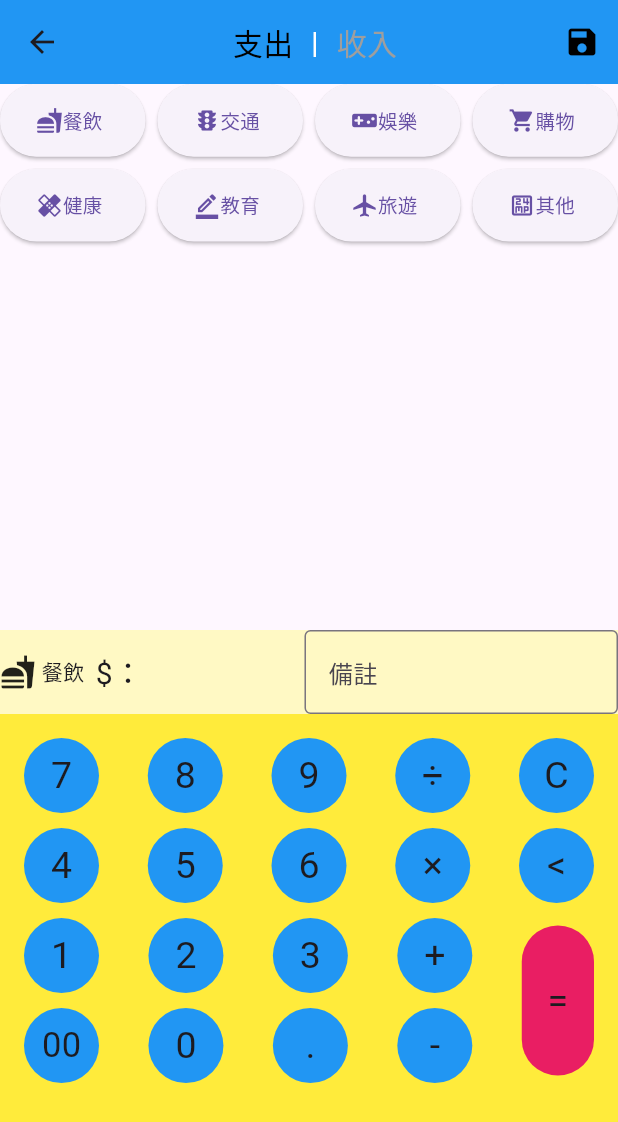
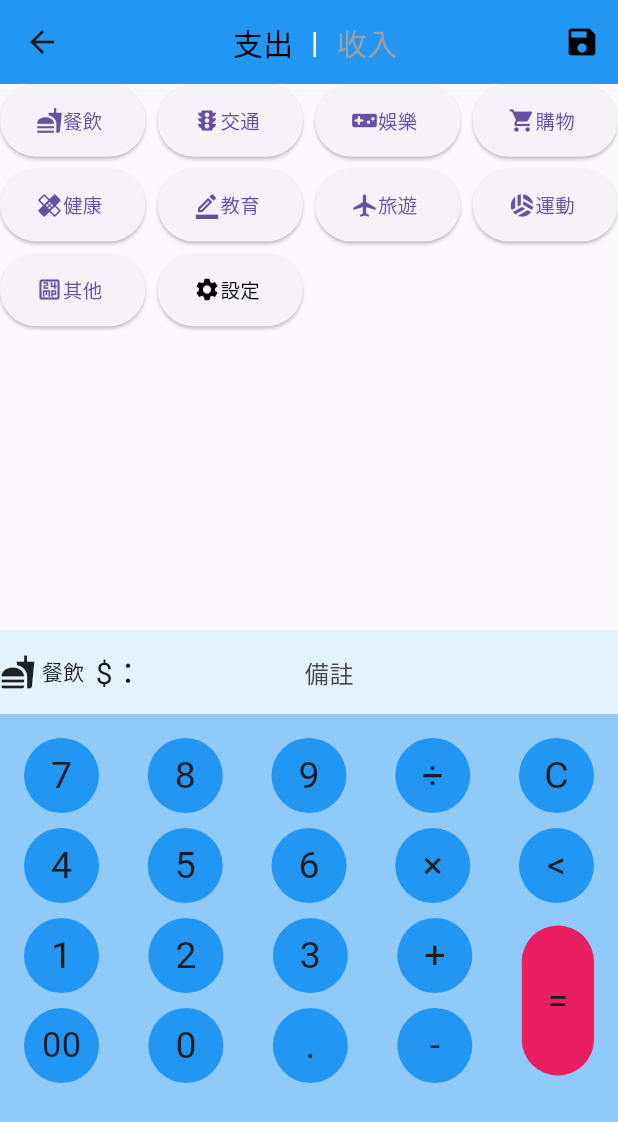
Before and after one commit to ChenYi0725/accounting_app, a Flutter app: the InsertPage screen opened directly with empty values, after a tap on "支出", on a phone screen of 412 x 824 dp. Shown: the top 1122 px of the screen. Run offline on Flutter 3.47's test engine with Material 3 defaults, Android fonts, the phone set to English and light mode, and no system bars; our stand-ins replace math_expressions, sqflite; missing offline and left inert: dart:ffi; accounts and stored records are empty.

Commit message:
change ui color

```diff
--- a/lib/Controller/account_type_controller.dart
+++ b/lib/Controller/account_type_controller.dart
@@ -9,6 +9,7 @@ class AccountTypeController {
     "健康",
     "教育",
     "旅遊",
+    "運動",
     "其他",
   ];
   final List<IconData> expenseIconCategories = [
@@ -19,6 +20,7 @@ class AccountTypeController {
     Icons.healing,
     Icons.border_color_outlined,
     Icons.airplanemode_active,
+    Icons.sports_volleyball,
     Icons.twenty_four_mp_outlined,
   ];
   final List<String> incomeTypeCategories = [
--- a/lib/config.dart
+++ b/lib/config.dart
@@ -1,15 +1,19 @@
+import 'dart:io';
+
 import 'package:flutter/material.dart';
 
 class ColorConfig {
   Color mainColor = Colors.blue;
-  Color? secondColor = Colors.blueAccent[200];
-  Color? listColor = Colors.lightBlueAccent[100];
-  Color? listColor2 = Colors.blue;
+  Color secondColor = Colors.blueAccent.shade200;
+  Color listColor = Colors.lightBlueAccent.shade100;
+  Color listColor2 = Colors.blue;
+  Color calculatorColor1 = Colors.blue.shade50;
+  Color calculatorColor2 = Colors.blue.shade200;
   void changeColor(String chosenColor) {
     if (chosenColor == "blue") {
       mainColor = Colors.blue;
-      secondColor = Colors.blueAccent[200];
-      listColor = Colors.blueAccent[500];
+      secondColor = Colors.blueAccent.shade200;
+      listColor = Colors.lightBlueAccent.shade100;
     }
   }
 }
--- a/lib/model/insert_type_list.dart
+++ b/lib/model/insert_type_list.dart
@@ -1,3 +1,4 @@
+import 'package:accounting_app/pages/type_setting_page.dart';
 import 'package:flutter/material.dart';
 
 import '../Controller/account_type_controller.dart';
@@ -24,8 +25,9 @@ class InsertTypeList extends StatelessWidget {
           mainAxisSpacing: 8,
           childAspectRatio: 2,
         ),
-        itemCount: categories.length,
+        itemCount: categories.length + 1,
         itemBuilder: (context, index) {
+          if (index < categories.length) {
             return ElevatedButton(
               onPressed: () {
                 onTypeSelected(categories[index], iconCategories[index]);
@@ -41,6 +43,28 @@ class InsertTypeList extends StatelessWidget {
                 )
               ]), // 顯示文字
             );
+          } else {
+            return ElevatedButton(
+              onPressed: () {
+                Navigator.push(
+                        context,
+                        MaterialPageRoute(
+                            builder: (context) => const TypeSettingPage()))
+                    .then((result) {});
+              },
+              child: const Row(children: [
+                Icon(
+                  Icons.settings,
+                  color: Colors.black,
+                  size: 18,
+                ),
+                Text(
+                  "設定",
+                  style: TextStyle(fontSize: 13, color: Colors.black),
+                )
+              ]), // 顯示文字
+            );
+          }
         },
       ),
     );
--- a/lib/pages/insert_page.dart
+++ b/lib/pages/insert_page.dart
@@ -1,5 +1,6 @@
 import 'package:accounting_app/Controller/account_type_controller.dart';
 import 'package:accounting_app/Controller/calculator_controller.dart';
+import 'package:accounting_app/config.dart';
 import 'package:accounting_app/model/insert_type_list.dart';
 import 'package:flutter/material.dart';
 import 'package:math_expressions/math_expressions.dart';
@@ -24,7 +25,7 @@ class _InsertPageState extends State<InsertPage> {
   String inputExpression = "";
   FocusNode _noteFocusNode = FocusNode();
   CalculatorController calculatorController = CalculatorController();
-
+  ColorConfig colorConfig = ColorConfig();
   @override
   void initState() {
     super.initState();
@@ -130,7 +131,7 @@ class _InsertPageState extends State<InsertPage> {
     return Scaffold(
       resizeToAvoidBottomInset: false,
       appBar: AppBar(
-        backgroundColor: Colors.blue,
+        backgroundColor: colorConfig.mainColor,
         leading: IconButton(
           icon: Icon(Icons.arrow_back),
           onPressed: () => Navigator.pop(context, "update"),
@@ -141,6 +142,9 @@ class _InsertPageState extends State<InsertPage> {
             TextButton(
               onPressed: () {
                 setState(() {
+                  insertType = accountTypeController.expenseTypeCategories[0];
+                  insertTypeIcon =
+                      accountTypeController.expenseIconCategories[0];
                   transactionType = "支出";
                 });
               },
@@ -155,6 +159,9 @@ class _InsertPageState extends State<InsertPage> {
             TextButton(
               onPressed: () {
                 setState(() {
+                  insertType = accountTypeController.incomeTypeCategories[0];
+                  insertTypeIcon =
+                      accountTypeController.incomeIconCategories[0];
                   transactionType = "收入";
                 });
               },
@@ -189,7 +196,7 @@ class _InsertPageState extends State<InsertPage> {
           ),
           SizedBox(height: 16),
           Container(
-            color: Colors.yellow[100],
+            color: colorConfig.calculatorColor1,
             child: Row(
               children: [
                 Row(
@@ -216,7 +223,7 @@ class _InsertPageState extends State<InsertPage> {
                       focusNode: _noteFocusNode,
                       decoration: InputDecoration(
                         labelText: "備註",
-                        border: OutlineInputBorder(),
+                        border: InputBorder.none,
                       ),
                     ),
                   ),
@@ -227,7 +234,7 @@ class _InsertPageState extends State<InsertPage> {
           ),
           Expanded(
             child: Container(
-              color: Colors.yellow,
+              color: colorConfig.calculatorColor2,
               child: Padding(
                 padding: const EdgeInsets.all(16.0),
                 child: CalculatorView(onCalculatorPress: onCalculatorPress),
```
Also changed, not shown: lib/model/main_page_chart.dart (+4 -6 lines), lib/pages/edit_page.dart (+4 -3 lines), lib/pages/type_setting_page.dart (added, +15 -0 lines). Lines whose indentation alone changed are shown as unchanged.
